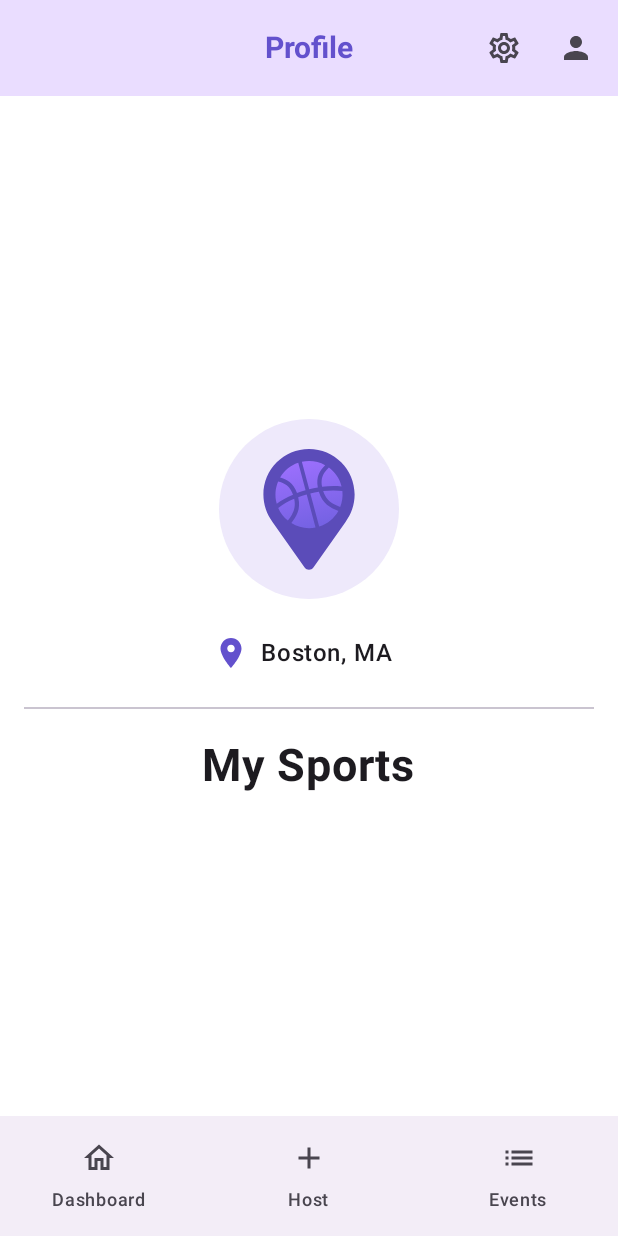
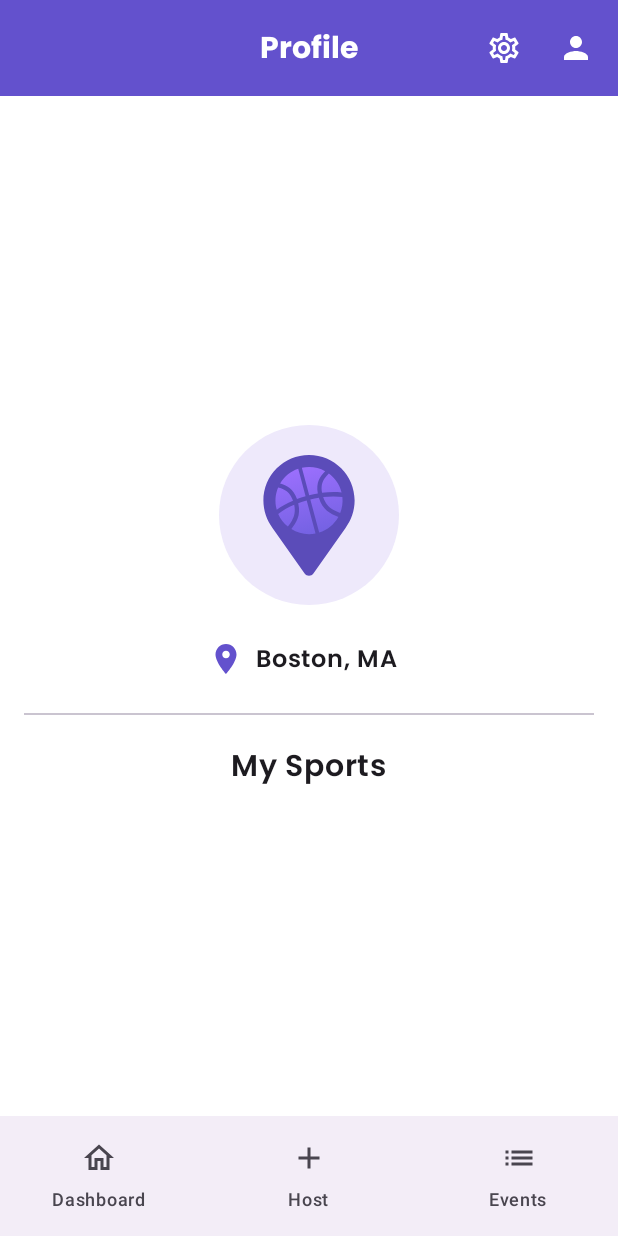
Before and after one commit to mustafataibah/InstaSport, an Android app built with Jetpack Compose: the DashboardScreen screen opened through its navigation route, after a tap on "Profile", on a phone screen of 412 x 824 dp. Run offline under Robolectric (Android 15) with nearby library versions, the phone set to English and light mode, and no system bars; our stand-ins replace Firebase (no records; nobody signed in at launch, a user with empty details on screens opened directly), accompanist, livedata-compose; 1 statement that could not run was skipped.

Commit message:
added custom font

```diff
--- a/app/src/main/java/com/amt/instasport/ui/component/TopBar.kt
+++ b/app/src/main/java/com/amt/instasport/ui/component/TopBar.kt
@@ -14,11 +14,13 @@ import androidx.compose.material3.MaterialTheme
 import androidx.compose.material3.Text
 import androidx.compose.material3.TopAppBarDefaults
 import androidx.compose.runtime.Composable
+import androidx.compose.ui.graphics.Color
 import androidx.compose.ui.text.TextStyle
 import androidx.compose.ui.text.font.FontWeight
 import androidx.compose.ui.unit.sp
 import androidx.navigation.NavController
 import androidx.navigation.compose.currentBackStackEntryAsState
+import com.amt.instasport.ui.theme.InstaSportFont
 
 @OptIn(ExperimentalMaterial3Api::class)
 @Composable
@@ -27,13 +29,14 @@ fun TopBar(title: String, navController: NavController) {
     val currentRoute = navController.currentBackStackEntryAsState().value?.destination?.route
 
     CenterAlignedTopAppBar(colors = TopAppBarDefaults.topAppBarColors(
-        containerColor = MaterialTheme.colorScheme.primaryContainer,
-        titleContentColor = MaterialTheme.colorScheme.primary,
+        containerColor = MaterialTheme.colorScheme.primary,
+        titleContentColor = Color.White,
     ), title = {
         Text(
             text = capitalizedTitle,
+            fontFamily = InstaSportFont,
+            fontWeight = FontWeight.Bold,
             fontSize = 20.sp,
-            style = TextStyle(fontWeight = FontWeight.Bold)
         )
     }, navigationIcon = {
         val navIcon = when (currentRoute) {
@@ -43,7 +46,9 @@ fun TopBar(title: String, navController: NavController) {
         IconButton(onClick = { navController.navigateUp() }) {
             if (navIcon != null) {
                 Icon(
-                    imageVector = navIcon, contentDescription = "Back"
+                    imageVector = navIcon,
+                    contentDescription = "Back",
+                    tint = Color.White,
                 )
             }
         }
@@ -56,7 +61,9 @@ fun TopBar(title: String, navController: NavController) {
         IconButton(onClick = { navController.navigate("settings") }) {
             if (settingsIcon != null) {
                 Icon(
-                    imageVector = settingsIcon, contentDescription = "Settings"
+                    imageVector = settingsIcon,
+                    contentDescription = "Settings",
+                    tint = Color.White
                 )
             }
         }
@@ -65,7 +72,9 @@ fun TopBar(title: String, navController: NavController) {
                 if (currentRoute == "profile") Icons.Filled.Person else Icons.Outlined.Person
             IconButton(onClick = { navController.navigate("profile") }) {
                 Icon(
-                    imageVector = profileIcon, contentDescription = "Profile"
+                    imageVector = profileIcon,
+                    contentDescription = "Profile",
+                    tint = Color.White
                 )
             }
         }
--- /dev/null
+++ b/app/src/main/java/com/amt/instasport/ui/theme/Font.kt
@@ -0,0 +1,13 @@
+package com.amt.instasport.ui.theme
+
+import androidx.compose.ui.text.font.Font
+import androidx.compose.ui.text.font.FontFamily
+import androidx.compose.ui.text.font.FontWeight
+import com.amt.instasport.R
+
+val InstaSportFont = FontFamily(
+    Font(R.font.poppins_regular, FontWeight.Normal),
+    Font(R.font.poppins_light, FontWeight.Light),
+    Font(R.font.poppins_semibold, FontWeight.SemiBold),
+    Font(R.font.poppins_bold, FontWeight.Bold),
+)
--- a/app/src/main/java/com/amt/instasport/ui/view/DashboardScreen.kt
+++ b/app/src/main/java/com/amt/instasport/ui/view/DashboardScreen.kt
@@ -38,6 +38,7 @@ import androidx.compose.ui.unit.dp
 import androidx.compose.ui.unit.sp
 import com.amt.instasport.R
 import com.amt.instasport.ui.component.MapComposable
+import com.amt.instasport.ui.theme.InstaSportFont
 import com.amt.instasport.util.sportIconMap
 import com.amt.instasport.viewmodel.UserDataViewModel
 
@@ -64,7 +65,8 @@ fun DashboardScreen(userDataViewModel: UserDataViewModel) {
         Text(
             text = "Hello ${currentUser?.name}",
             fontSize = 20.sp,
-            style = TextStyle(fontWeight = FontWeight.SemiBold),
+            fontFamily = InstaSportFont,
+            fontWeight = FontWeight.SemiBold,
             modifier = Modifier.padding(horizontal = 8.dp)
         )
         Divider(modifier = Modifier.layout { measurable, constraints ->
@@ -80,7 +82,8 @@ fun DashboardScreen(userDataViewModel: UserDataViewModel) {
         Text(
             text = "My Sports",
             fontSize = 20.sp,
-            style = TextStyle(fontWeight = FontWeight.SemiBold),
+            fontFamily = InstaSportFont,
+            fontWeight = FontWeight.Normal,
             modifier = Modifier.padding(horizontal = 8.dp)
         )
 
@@ -121,7 +124,8 @@ fun DashboardScreen(userDataViewModel: UserDataViewModel) {
         Text(
             text = "Recommended Events",
             fontSize = 20.sp,
-            style = TextStyle(fontWeight = FontWeight.SemiBold),
+            fontFamily = InstaSportFont,
+            fontWeight = FontWeight.SemiBold,
             modifier = Modifier.padding(horizontal = 8.dp)
         )
 
@@ -151,7 +155,8 @@ fun DashboardScreen(userDataViewModel: UserDataViewModel) {
         Text(
             text = "Events Near Me",
             fontSize = 20.sp,
-            style = TextStyle(fontWeight = FontWeight.SemiBold),
+            fontFamily = InstaSportFont,
+            fontWeight = FontWeight.SemiBold,
             modifier = Modifier.padding(horizontal = 8.dp)
         )
 
--- a/app/src/main/java/com/amt/instasport/ui/view/ProfileScreen.kt
+++ b/app/src/main/java/com/amt/instasport/ui/view/ProfileScreen.kt
@@ -32,6 +32,7 @@ import androidx.compose.ui.text.font.FontWeight
 import androidx.compose.ui.unit.dp
 import androidx.compose.ui.unit.sp
 import com.amt.instasport.R
+import com.amt.instasport.ui.theme.InstaSportFont
 import com.amt.instasport.util.sportIconMap
 import com.amt.instasport.viewmodel.UserDataViewModel
 
@@ -73,7 +74,10 @@ fun ProfileScreen(userDataViewModel: UserDataViewModel) {
 
             currentUser?.let { user ->
                 Text(
-                    text = user.name, fontWeight = FontWeight.Bold, fontSize = 24.sp
+                    text = user.name,
+                    fontFamily = InstaSportFont,
+                    fontWeight = FontWeight.SemiBold,
+                    fontSize = 24.sp
                 )
             }
 
@@ -90,7 +94,8 @@ fun ProfileScreen(userDataViewModel: UserDataViewModel) {
                 Text(
                     text = "Boston, MA",
                     modifier = Modifier.padding(end = 8.dp),
-                    fontWeight = FontWeight.SemiBold
+                    fontFamily = InstaSportFont,
+                    fontWeight = FontWeight.SemiBold,
                 )
             }
         }
@@ -107,7 +112,12 @@ fun ProfileScreen(userDataViewModel: UserDataViewModel) {
             horizontalAlignment = Alignment.CenterHorizontally,
             verticalArrangement = Arrangement.spacedBy(16.dp)
         ) {
-            Text(text = "My Sports", fontWeight = FontWeight.Bold, fontSize = 30.sp)
+            Text(
+                text = "My Sports",
+                fontFamily = InstaSportFont,
+                fontWeight = FontWeight.SemiBold,
+                fontSize = 20.sp,
+            )
             mySports?.forEach { sport ->
                 SportsBlock(sport = sport)
             }
```
Also changed, not shown: app/src/main/res/font/poppins_bold.ttf (added), app/src/main/res/font/poppins_bolditalic.ttf (added), app/src/main/res/font/poppins_extralight.ttf (added), app/src/main/res/font/poppins_extralightitalic.ttf (added), app/src/main/res/font/poppins_italic.ttf (added), app/src/main/res/font/poppins_light.ttf (added), app/src/main/res/font/poppins_lightitalic.ttf (added), app/src/main/res/font/poppins_medium.ttf (added), app/src/main/res/font/poppins_mediumitalic.ttf (added), app/src/main/res/font/poppins_regular.ttf (added), app/src/main/res/font/poppins_semibold.ttf (added), app/src/main/res/font/poppins_semibolditalic.ttf (added), app/src/main/res/font/poppins_thin.ttf (added), app/src/main/res/font/poppins_thinitalic.ttf (added).
